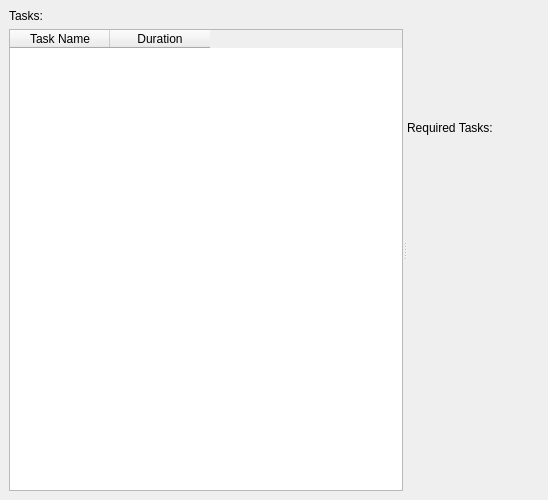
KDE/calligra, file kplato/kptperteditor.ui: the form before one commit.
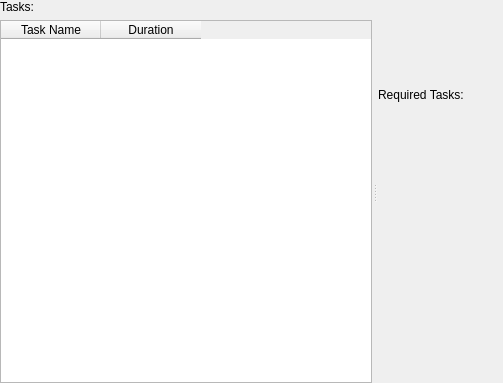
The form after the commit. Custom widgets are drawn as their Qt base class.

Commit message: Update kptperteditor interface(margin)

The edit to the form file:
```diff
--- a/kplato/kptperteditor.ui
+++ b/kplato/kptperteditor.ui
@@ -5,8 +5,8 @@
    <rect>
     <x>0</x>
     <y>0</y>
-    <width>548</width>
-    <height>500</height>
+    <width>503</width>
+    <height>383</height>
    </rect>
   </property>
   <property name="windowTitle" >
@@ -14,7 +14,7 @@
   </property>
   <layout class="QGridLayout" >
    <property name="margin" >
-    <number>9</number>
+    <number>0</number>
    </property>
    <property name="spacing" >
     <number>6</number>
@@ -24,6 +24,9 @@
      <property name="orientation" >
       <enum>Qt::Horizontal</enum>
      </property>
+     <property name="handleWidth" >
+      <number>6</number>
+     </property>
      <widget class="QWidget" name="" >
       <layout class="QVBoxLayout" >
        <property name="margin" >
```
